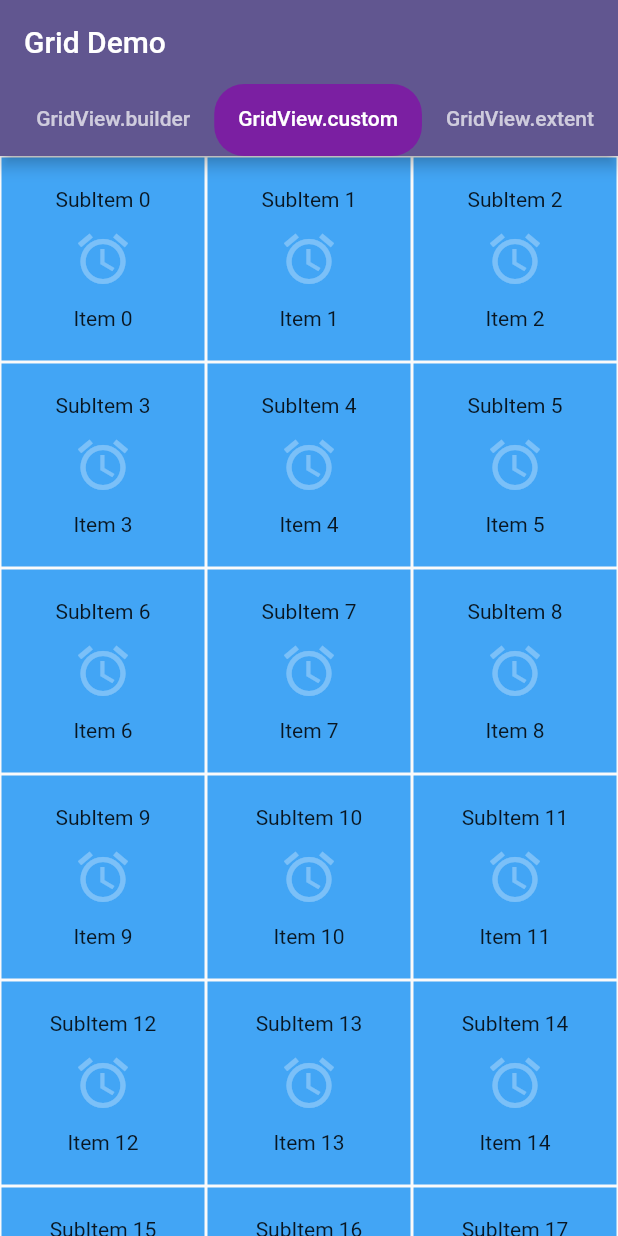
After one commit to bayhasdev/test_app_v2, a Flutter app: the GridViewDemo screen opened directly, on a phone screen of 412 x 824 dp. The commit adds this screen. Run offline on Flutter 3.47's test engine with Material 2 defaults, Android fonts, the phone set to English and light mode, and no system bars; our stand-ins replace photo_view; project files that could hold a hidden picture were left out.

Commit message:
gridView demo

```diff
--- a/lib/main.dart
+++ b/lib/main.dart
@@ -19,9 +19,10 @@ class MyApp extends StatelessWidget {
     return MaterialApp(
       // checkerboardRasterCacheImages: true,
       // checkerboardOffscreenLayers: true,
+      debugShowCheckedModeBanner: false,
       title: 'Flutter Demo',
       theme: ThemeData(
-        primarySwatch: Colors.green,
+        colorScheme: ColorScheme.fromSeed(seedColor: Color(0xFF8c77ec)),
       ),
       home: const MainPage(),
     );
--- a/lib/src/ui/design_page.dart
+++ b/lib/src/ui/design_page.dart
@@ -2,6 +2,7 @@
 
 import 'package:flutter/material.dart';
 import 'package:test_app_v2/src/components/app_widgets.dart';
+import 'package:test_app_v2/src/ui/design/bottom_navigation/_bottom_navigation_index.dart';
 import 'package:test_app_v2/src/ui/design/circular_background.dart';
 
 class DesigPage extends StatefulWidget {
@@ -19,8 +20,10 @@ class _DesigPageState extends State<DesigPage> {
       ),
       body: SafeArea(
         child: ListView(
-          children: const [
+          children: [
+            ListViewSingleItem(title: 'BottomNavigationIndex', navigationWidget: BottomNavigationIndex()),
             ListViewSingleItem(title: 'CircularBackgroundPage', navigationWidget: CircularBackgroundPage()),
+            MergeSemantics(),
           ],
         ),
       ),
--- /dev/null
+++ b/lib/src/ui/widgets/scroll_and_list/GridDemo.dart
@@ -0,0 +1,195 @@
+import 'package:flutter/material.dart';
+
+class GridViewDemo extends StatelessWidget {
+  @override
+  Widget build(BuildContext context) {
+    return DefaultTabController(
+        length: 5,
+        initialIndex: 3,
+        child: Scaffold(
+            appBar: AppBar(
+                title: Text('Grid Demo'),
+                bottom: TabBar(
+                  // indicator: ShapeDecoration(
+                  //   shape: StadiumBorder(
+                  //     side: BorderSide(width: 5.0, color: Colors.green),
+                  //   ),
+                  //   //     shape: RoundedRectangleBorder(
+                  //   //   side: BorderSide(width: 5.0, color: Colors.green),
+                  //   //   borderRadius: BorderRadius.circular(10),
+                  //   // ),
+                  // ),
+                  // indicator: UnderlineTabIndicator(borderSide: BorderSide(color: Colors.greenAccent, width: 5.0)),
+                  // indicator: CircleTabIndicator(color: Colors.red, radius: 6),
+                  indicator: BoxDecoration(
+                    color: Colors.purple.shade700,
+                    borderRadius: BorderRadius.circular(20),
+                  ),
+                  tabs: const [
+                    Tab(
+                      text: 'GridView',
+                    ),
+                    Tab(
+                      child: Text('GridView.Count'),
+                    ),
+                    Tab(
+                      text: 'GridView.builder',
+                    ),
+                    Tab(
+                      text: 'GridView.custom',
+                    ),
+                    Tab(
+                      text: 'GridView.extent',
+                    ),
+                  ],
+                  isScrollable: true,
+                )),
+            body: TabBarView(children: [
+              GridView(
+                scrollDirection: Axis.vertical,
+                controller: ScrollController(),
+                gridDelegate: SliverGridDelegateWithMaxCrossAxisExtent(maxCrossAxisExtent: 200.0),
+                children: List.generate(100, (index) {
+                  return Container(
+                    padding: EdgeInsets.all(20.0),
+                    child: Center(
+                      child: GridTile(
+                        footer: Text(
+                          'Item $index',
+                          textAlign: TextAlign.center,
+                        ),
+                        header: Text(
+                          'SubItem $index',
+                          textAlign: TextAlign.center,
+                        ),
+                        child: Icon(Icons.access_alarm, size: 40.0, color: Colors.white30),
+                      ),
+                    ),
+                    color: Colors.blueGrey[400],
+                    margin: EdgeInsets.all(1.0),
+                  );
+                }),
+              ),
+              GridView.count(
+                  crossAxisCount: 2,
+                  children: List.generate(100, (index) {
+                    return Container(
+                      padding: EdgeInsets.all(20.0),
+                      child: Center(
+                        child: GridTile(
+                          footer: Text(
+                            'Item $index',
+                            textAlign: TextAlign.center,
+                          ),
+                          header: Text(
+                            'SubItem $index',
+                            textAlign: TextAlign.center,
+                          ),
+                          child: Icon(Icons.access_alarm, size: 40.0, color: Colors.white30),
+                        ),
+                      ),
+                      color: Colors.blue[400],
+                      margin: EdgeInsets.all(1.0),
+                    );
+                  })),
+              GridView.builder(
+                gridDelegate: SliverGridDelegateWithFixedCrossAxisCount(crossAxisCount: 3),
+                itemBuilder: (BuildContext context, int index) {
+                  //if (index < 50)
+                  return Container(
+                    padding: EdgeInsets.all(20.0),
+                    child: Center(
+                      child: GridTile(
+                        footer: Text(
+                          'Item $index',
+                          textAlign: TextAlign.center,
+                        ),
+                        header: Text(
+                          'SubItem $index',
+                          textAlign: TextAlign.center,
+                        ),
+                        child: Icon(Icons.access_alarm, size: 40.0, color: Colors.white30),
+                      ),
+                    ),
+                    color: Colors.blue[400],
+                    margin: EdgeInsets.all(1.0),
+                  );
+                },
+              ),
+              GridView.custom(
+                  gridDelegate: SliverGridDelegateWithFixedCrossAxisCount(crossAxisCount: 3),
+                  childrenDelegate: SliverChildListDelegate(List.generate(100, (index) {
+                    return Container(
+                      padding: EdgeInsets.all(20.0),
+                      child: Center(
+                        child: GridTile(
+                          footer: Text(
+                            'Item $index',
+                            textAlign: TextAlign.center,
+                          ),
+                          header: Text(
+                            'SubItem $index',
+                            textAlign: TextAlign.center,
+                          ),
+                          child: Icon(Icons.access_alarm, size: 40.0, color: Colors.white30),
+                        ),
+                      ),
+                      color: Colors.blue[400],
+                      margin: EdgeInsets.all(1.0),
+                    );
+                  }))),
+              GridView.extent(
+                maxCrossAxisExtent: 200.0,
+                children: List.generate(100, (index) {
+                  return Container(
+                    padding: EdgeInsets.all(20.0),
+                    child: Center(
+                      child: GridTile(
+                        footer: Text(
+                          'Item $index',
+                          textAlign: TextAlign.center,
+                        ),
+                        header: Text(
+                          'SubItem $index',
+                          textAlign: TextAlign.center,
+                        ),
+                        child: Icon(Icons.access_alarm, size: 40.0, color: Colors.white30),
+                      ),
+                    ),
+                    color: Colors.blue[400],
+                    margin: EdgeInsets.all(1.0),
+                  );
+                }),
+              )
+            ])));
+  }
+}
+
+class CircleTabIndicator extends Decoration {
+  final BoxPainter _painter;
+
+  CircleTabIndicator({required Color color, required double radius}) : _painter = _CirclePainter(color, radius);
+
+  @override
+  BoxPainter createBoxPainter([VoidCallback? onChanged]) {
+    return _painter;
+  }
+
+  void onChanged() {}
+}
+
+class _CirclePainter extends BoxPainter {
+  final Paint _paint;
+  final double radius;
+
+  _CirclePainter(Color color, this.radius)
+      : _paint = Paint()
+          ..color = color
+          ..isAntiAlias = true;
+
+  @override
+  void paint(Canvas canvas, Offset offset, ImageConfiguration cfg) {
+    final Offset circleOffset = offset + Offset(cfg.size!.width / 2, cfg.size!.height - radius - 5);
+    canvas.drawCircle(circleOffset, radius, _paint);
+  }
+}
--- a/lib/src/ui/widgets_page.dart
+++ b/lib/src/ui/widgets_page.dart
@@ -2,6 +2,7 @@ import 'package:flutter/material.dart';
 import 'package:test_app_v2/src/components/app_widgets.dart';
 import 'package:test_app_v2/src/ui/widgets/forms/_forms_index.dart';
 import 'package:test_app_v2/src/ui/widgets/overlay_example/OverlayIndex.dart';
+import 'package:test_app_v2/src/ui/widgets/scroll_and_list/_scroll_and_list_index.dart';
 
 // ignore: use_key_in_widget_constructors
 class WidgetsPage extends StatefulWidget {
@@ -20,6 +21,7 @@ class _WidgetsPageState extends State<WidgetsPage> {
       body: SafeArea(
         child: ListView(
           children: [
+            ListViewSingleItem(title: 'Scroll And List Page', navigationWidget: ScrollAndListIndex()),
             ListViewSingleItem(title: 'Forms and inputs Page', navigationWidget: FormIndexPage()),
             ListViewSingleItem(title: 'OverlayOverSecreens', navigationWidget: OverlayIndex()),
           ],
```
Also changed, not shown: lib/src/ui/design/bottom_navigation/_bottom_navigation_index.dart (added, +22 -0 lines), lib/src/ui/design/bottom_navigation/fancy_tab_bar/fancy_tab_bar.dart (added, +222 -0 lines), lib/src/ui/design/bottom_navigation/fancy_tab_bar/fancy_tab_bar_page.dart (added, +31 -0 lines), lib/src/ui/design/bottom_navigation/fancy_tab_bar/tab_item.dart (added, +101 -0 lines), lib/src/ui/widgets/scroll_and_list/_scroll_and_list_index.dart (added, +22 -0 lines).
